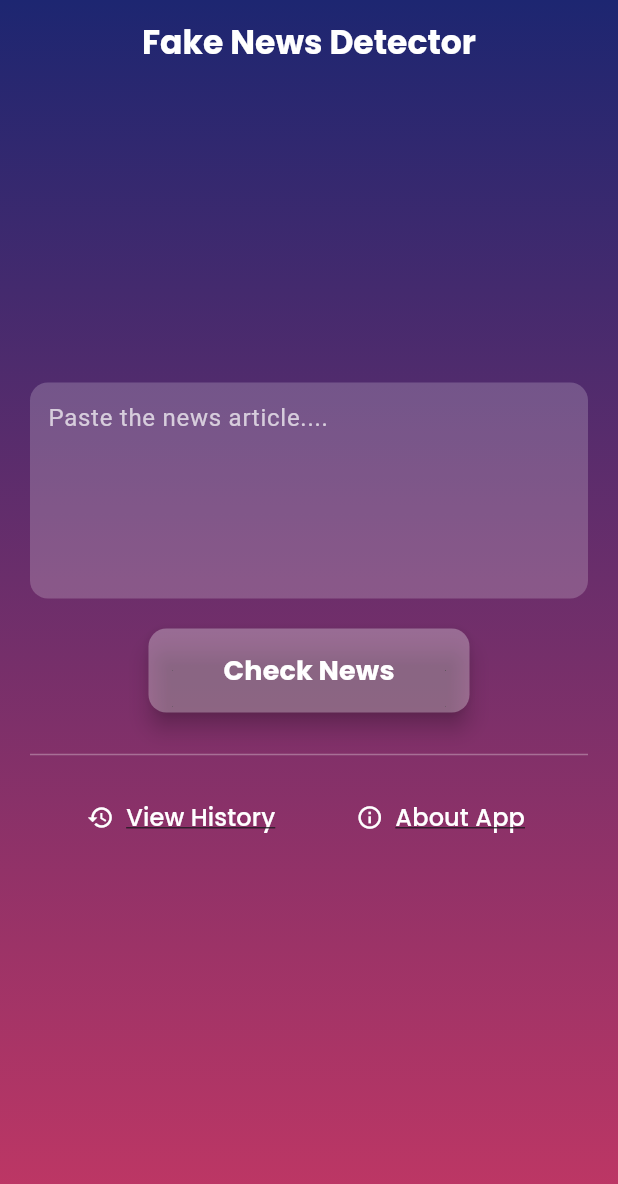
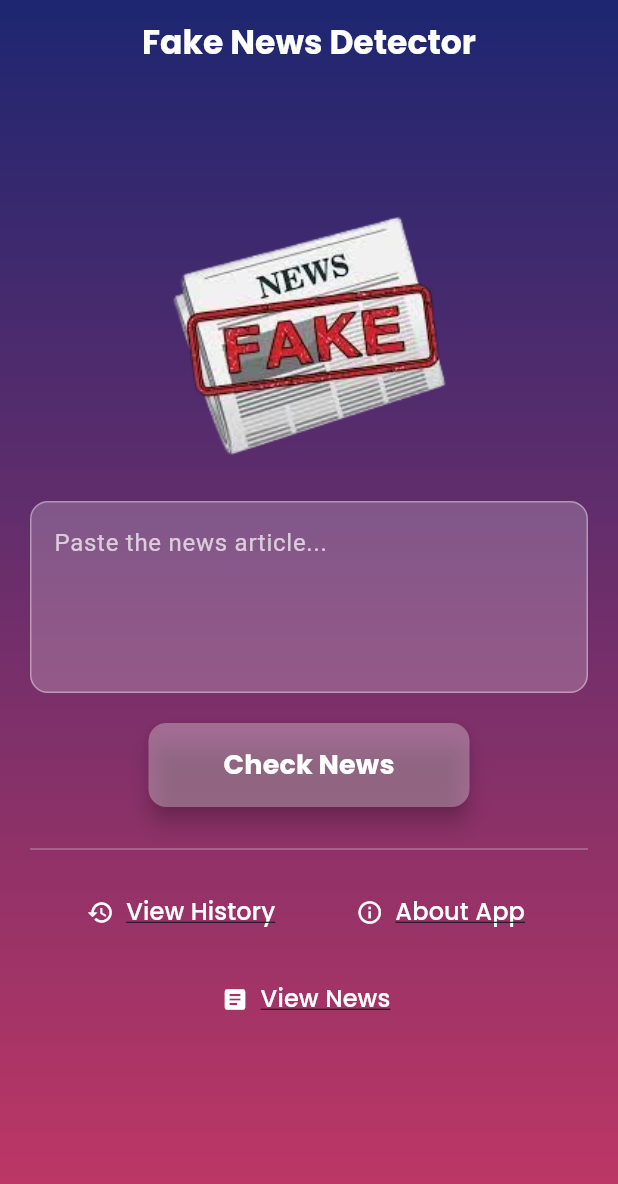
Before and after one commit to aniketdanekar/Fake_News_Detection, a Flutter app: the screen it shows after launch, on a phone screen of 412 x 824 dp. Shown: the top 1184 px of the screen. Run offline on Flutter 3.47's test engine with Material 3 defaults, Android fonts, the light colour scheme and no system bars; our stand-ins replace csv, google_fonts.

Commit message:
code update

```diff
--- a/lib/screens/about_screen.dart
+++ b/lib/screens/about_screen.dart
@@ -63,7 +63,7 @@ class AboutScreen extends StatelessWidget {
                   ),
                   SizedBox(height: 10),
                   Text(
-                    'Developed by Pratik Khemnar', // Add your name here
+                    'Developed by Aniket Danekar', // Add your name here
                     style: GoogleFonts.poppins(
                       fontSize: 16,
                       color: Colors.white70,
--- a/lib/screens/home_screen.dart
+++ b/lib/screens/home_screen.dart
@@ -1,10 +1,11 @@
+import 'package:fake_true_news/screens/news_screen.dart';
 import 'package:flutter/material.dart';
 import 'package:google_fonts/google_fonts.dart';
 import 'package:http/http.dart' as http;
 import 'dart:convert';
 import 'about_screen.dart';
 import 'history_screen.dart';
-import 'result_screen.dart'; // Import the ResultScreen
+import 'result_screen.dart';
 
 class HomeScreen extends StatefulWidget {
   const HomeScreen({super.key});
@@ -16,13 +17,13 @@ class HomeScreen extends StatefulWidget {
 class _HomeScreenState extends State<HomeScreen> {
   TextEditingController newsController = TextEditingController();
   bool isLoading = false;
-  List<Map<String, String>> searchHistory = []; // List to store search history
+  List<Map<String, String>> searchHistory = [];
 
   Future<void> checkNews() async {
     String newsText = newsController.text.trim();
     if (newsText.isEmpty) {
       ScaffoldMessenger.of(context).showSnackBar(
-        SnackBar(content: Text("Please enter some news text!")),
+        const SnackBar(content: Text("Please enter some news text!")),
       );
       return;
     }
@@ -32,7 +33,7 @@ class _HomeScreenState extends State<HomeScreen> {
     });
 
     try {
-      var url = Uri.parse("http://localhost:8080/predict/"); // FastAPI endpoint
+      var url = Uri.parse("http://localhost:8080/predict/");
       var response = await http.post(
         url,
         headers: {"Content-Type": "application/json"},
@@ -41,14 +42,10 @@ class _HomeScreenState extends State<HomeScreen> {
 
       if (response.statusCode == 200) {
         var data = jsonDecode(response.body);
-        String prediction = data["prediction"]; // "Fake News" or "Not Fake News"
+        String prediction = data["prediction"];
 
-        // Add the search to history
         setState(() {
-          searchHistory.add({
-            "text": newsText,
-            "prediction": prediction,
-          });
+          searchHistory.insert(0, {"text": newsText, "prediction": prediction});
         });
 
         Navigator.push(
@@ -91,7 +88,7 @@ class _HomeScreenState extends State<HomeScreen> {
       body: Stack(
         children: [
           Container(
-            decoration: BoxDecoration(
+            decoration: const BoxDecoration(
               gradient: LinearGradient(
                 colors: [Color(0xFF1D2671), Color(0xFFC33764)],
                 begin: Alignment.topCenter,
@@ -101,40 +98,47 @@ class _HomeScreenState extends State<HomeScreen> {
           ),
           Center(
             child: Padding(
-              padding: const EdgeInsets.all(20.0),
+              padding: const EdgeInsets.symmetric(horizontal: 20.0, vertical: 50),
               child: Column(
                 mainAxisSize: MainAxisSize.min,
+                crossAxisAlignment: CrossAxisAlignment.center,
                 children: [
+                  Image.asset(
+                    'assets/images/img2.png',
+                    height: 180,
+                  ),
+                  const SizedBox(height: 20.0),
                   Container(
                     decoration: BoxDecoration(
                       color: Colors.white.withOpacity(0.2),
                       borderRadius: BorderRadius.circular(12),
+                      border: Border.all(color: Colors.white38),
                     ),
                     child: TextField(
                       controller: newsController,
-                      maxLines: 5,
-                      style: TextStyle(color: Colors.white),
-                      decoration: InputDecoration(
-                        hintText: 'Paste the news article....',
+                      maxLines: 4,
+                      style: const TextStyle(color: Colors.white),
+                      decoration: const InputDecoration(
+                        hintText: 'Paste the news article...',
                         hintStyle: TextStyle(color: Colors.white70),
                         border: InputBorder.none,
-                        contentPadding: EdgeInsets.all(12),
+                        contentPadding: EdgeInsets.all(15),
                       ),
                     ),
                   ),
-                  SizedBox(height: 20.0),
+                  const SizedBox(height: 20.0),
                   ElevatedButton(
                     onPressed: isLoading ? null : checkNews,
                     style: ElevatedButton.styleFrom(
                       backgroundColor: Colors.white.withOpacity(0.3),
-                      padding: EdgeInsets.symmetric(horizontal: 50, vertical: 15),
+                      padding: const EdgeInsets.symmetric(horizontal: 50, vertical: 15),
                       shape: RoundedRectangleBorder(
                         borderRadius: BorderRadius.circular(12),
                       ),
                       elevation: 6,
                     ),
                     child: isLoading
-                        ? CircularProgressIndicator(color: Colors.white)
+                        ? const CircularProgressIndicator(color: Colors.white)
                         : Text(
                       'Check News',
                       style: GoogleFonts.poppins(
@@ -144,9 +148,9 @@ class _HomeScreenState extends State<HomeScreen> {
                       ),
                     ),
                   ),
-                  SizedBox(height: 20.0),
-                  Divider(color: Colors.white30),
-                  SizedBox(height: 10.0),
+                  const SizedBox(height: 20.0),
+                  const Divider(color: Colors.white30),
+                  const SizedBox(height: 10.0),
                   Row(
                     mainAxisAlignment: MainAxisAlignment.spaceEvenly,
                     children: [
@@ -154,15 +158,22 @@ class _HomeScreenState extends State<HomeScreen> {
                         context,
                         'View History',
                         Icons.history,
-                        HistoryScreen(history: searchHistory), // Pass history
+                        HistoryScreen(history: searchHistory),
                       ),
                       _buildTextButton(
                         context,
                         'About App',
                         Icons.info_outline,
-                        AboutScreen(),
+                        const AboutScreen(),
                       ),
                     ],
+                  ),
+                  const SizedBox(height: 10.0),
+                  _buildTextButton(
+                    context,
+                    'View News',
+                    Icons.article,
+                    const NewsScreen(),
                   ),
                 ],
               ),
```
Also changed, not shown: lib/screens/news_screen.dart (added, +135 -0 lines), pubspec.yaml (+4 -3 lines), assets/images/fakenews.png (added), assets/images/img1.png (added), assets/images/img2.png (added), pubspec.lock, 5 other files.
